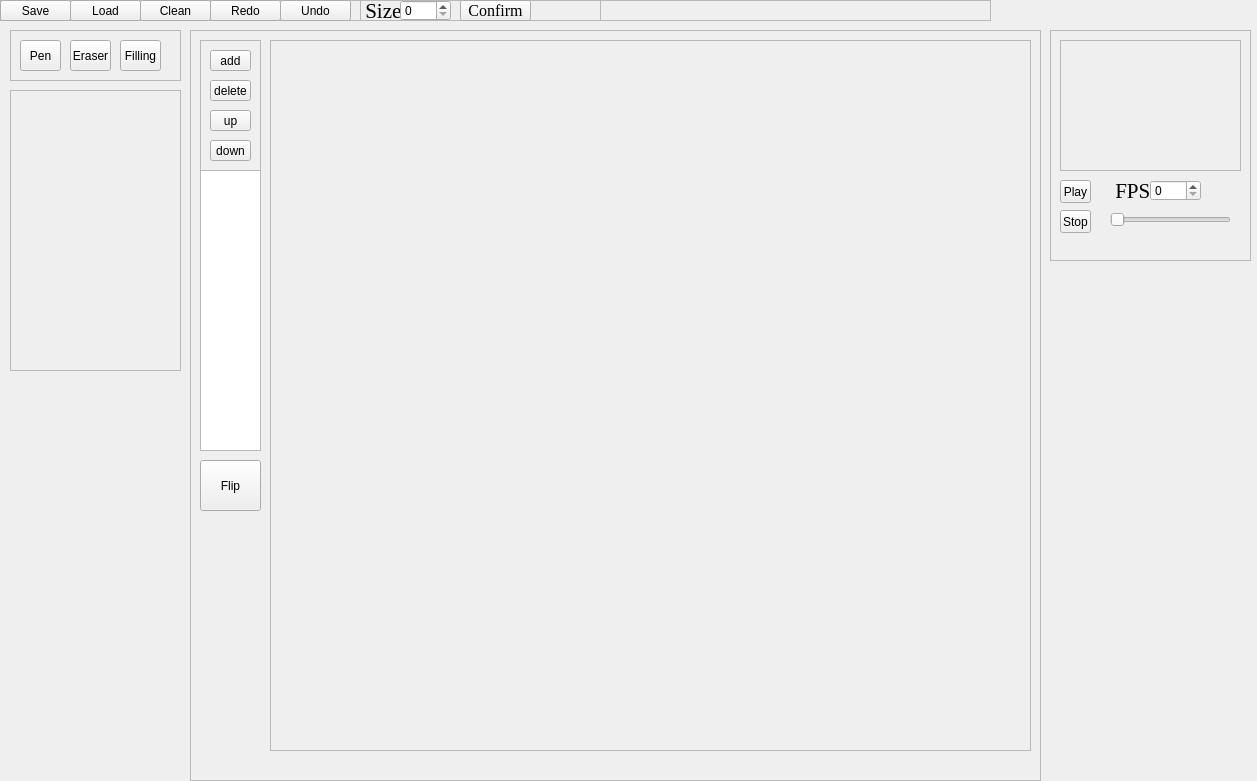
Above: SpriteEditorView.ui from Jason960028/SpriteEditor before the change. Below: the same form after it.
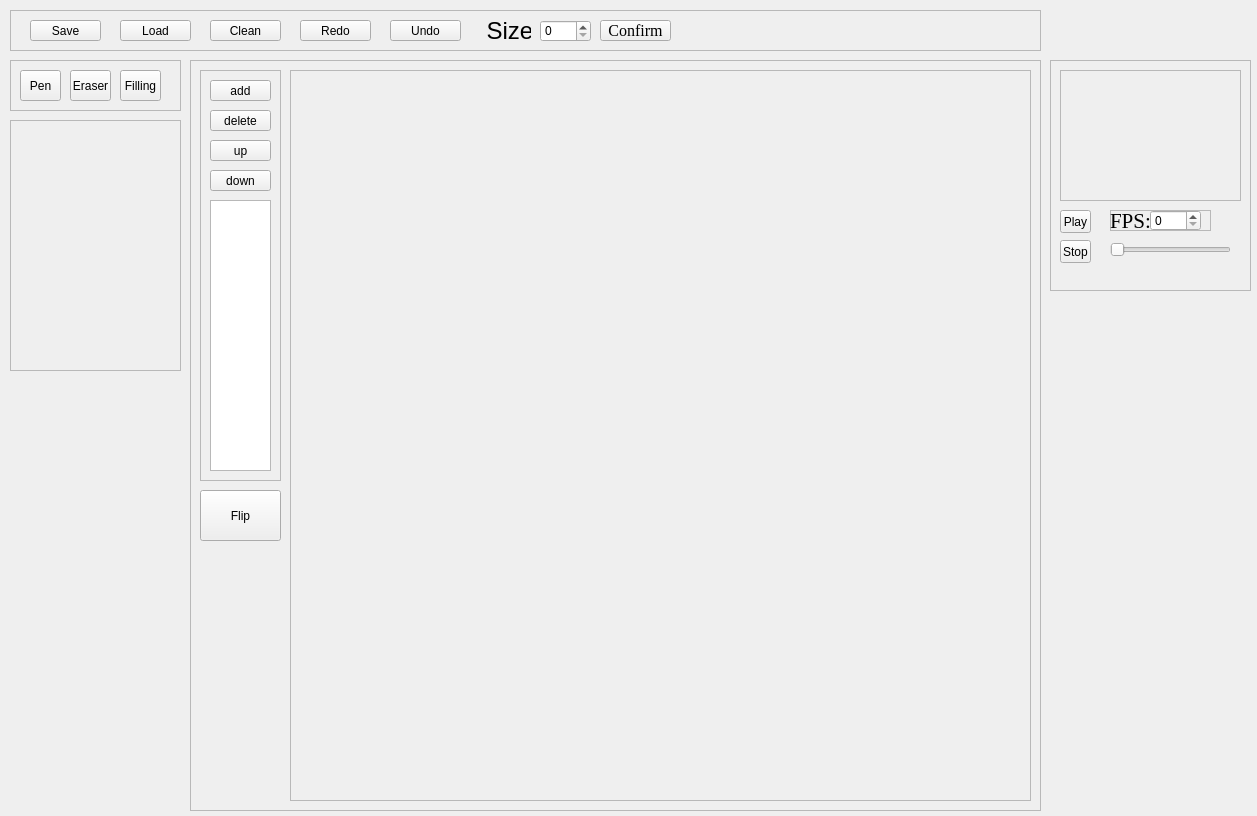
That is the form after the change.

Patch:
```diff
--- a/SpriteEditorView.ui
+++ b/SpriteEditorView.ui
@@ -7,7 +7,7 @@
     <x>0</x>
     <y>0</y>
     <width>1257</width>
-    <height>781</height>
+    <height>816</height>
    </rect>
   </property>
   <property name="windowTitle">
@@ -18,7 +18,7 @@
     <property name="geometry">
      <rect>
       <x>190</x>
-      <y>30</y>
+      <y>60</y>
       <width>851</width>
       <height>751</height>
      </rect>
@@ -34,7 +34,7 @@
       <rect>
        <x>10</x>
        <y>10</y>
-       <width>61</width>
+       <width>81</width>
        <height>411</height>
       </rect>
      </property>
@@ -49,7 +49,7 @@
        <rect>
         <x>10</x>
         <y>10</y>
-        <width>41</width>
+        <width>61</width>
         <height>21</height>
        </rect>
       </property>
@@ -62,7 +62,7 @@
        <rect>
         <x>10</x>
         <y>40</y>
-        <width>41</width>
+        <width>61</width>
         <height>21</height>
        </rect>
       </property>
@@ -70,25 +70,12 @@
        <string>delete</string>
       </property>
      </widget>
-     <widget class="Line" name="line_2">
-      <property name="geometry">
-       <rect>
-        <x>0</x>
-        <y>130</y>
-        <width>59</width>
-        <height>3</height>
-       </rect>
-      </property>
-      <property name="orientation">
-       <enum>Qt::Orientation::Horizontal</enum>
-      </property>
-     </widget>
      <widget class="QToolButton" name="moveUpFrameButton">
       <property name="geometry">
        <rect>
         <x>10</x>
         <y>70</y>
-        <width>41</width>
+        <width>61</width>
         <height>21</height>
        </rect>
       </property>
@@ -101,7 +88,7 @@
        <rect>
         <x>10</x>
         <y>100</y>
-        <width>41</width>
+        <width>61</width>
         <height>21</height>
        </rect>
       </property>
@@ -112,10 +99,10 @@
      <widget class="QListWidget" name="frameListWidget">
       <property name="geometry">
        <rect>
-        <x>0</x>
+        <x>10</x>
         <y>130</y>
         <width>61</width>
-        <height>281</height>
+        <height>271</height>
        </rect>
       </property>
      </widget>
@@ -123,10 +110,10 @@
     <widget class="QFrame" name="CanvasFrame">
      <property name="geometry">
       <rect>
-       <x>80</x>
+       <x>100</x>
        <y>10</y>
-       <width>761</width>
-       <height>711</height>
+       <width>741</width>
+       <height>731</height>
       </rect>
      </property>
      <property name="frameShape">
@@ -151,7 +138,7 @@
       <rect>
        <x>10</x>
        <y>430</y>
-       <width>61</width>
+       <width>81</width>
        <height>51</height>
       </rect>
      </property>
@@ -164,9 +151,9 @@
     <property name="geometry">
      <rect>
       <x>10</x>
-      <y>90</y>
+      <y>120</y>
       <width>171</width>
-      <height>281</height>
+      <height>251</height>
      </rect>
     </property>
     <property name="frameShape">
@@ -180,7 +167,7 @@
     <property name="geometry">
      <rect>
       <x>1050</x>
-      <y>30</y>
+      <y>60</y>
       <width>201</width>
       <height>231</height>
      </rect>
@@ -256,11 +243,38 @@
       <string>Stop</string>
      </property>
     </widget>
+    <widget class="QFrame" name="FPSFrame">
+     <property name="geometry">
+      <rect>
+       <x>60</x>
+       <y>150</y>
+       <width>101</width>
+       <height>21</height>
+      </rect>
+     </property>
+     <property name="frameShape">
+      <enum>QFrame::Shape::StyledPanel</enum>
+     </property>
+     <property name="frameShadow">
+      <enum>QFrame::Shadow::Raised</enum>
+     </property>
+     <widget class="QWidget" name="widget_3" native="true">
+      <property name="geometry">
+       <rect>
+        <x>0</x>
+        <y>0</y>
+        <width>91</width>
+        <height>21</height>
+       </rect>
+      </property>
+      <property name="layoutDirection">
+       <enum>Qt::LayoutDirection::LeftToRight</enum>
+      </property>
     <widget class="QLabel" name="FPSLabel">
      <property name="geometry">
       <rect>
-       <x>60</x>
-       <y>150</y>
+         <x>0</x>
+         <y>0</y>
        <width>51</width>
        <height>21</height>
       </rect>
@@ -272,25 +286,27 @@
       </font>
      </property>
      <property name="text">
-      <string> FPS :</string>
+        <string>FPS:</string>
      </property>
     </widget>
     <widget class="QSpinBox" name="FPSBox">
      <property name="geometry">
       <rect>
-       <x>100</x>
-       <y>150</y>
+         <x>40</x>
+         <y>0</y>
        <width>51</width>
        <height>21</height>
       </rect>
      </property>
+      </widget>
+     </widget>
     </widget>
    </widget>
    <widget class="QFrame" name="Tool">
     <property name="geometry">
      <rect>
       <x>10</x>
-      <y>30</y>
+      <y>60</y>
       <width>171</width>
       <height>51</height>
      </rect>
@@ -344,10 +360,10 @@
    <widget class="QFrame" name="frame">
     <property name="geometry">
      <rect>
-      <x>0</x>
-      <y>0</y>
-      <width>991</width>
-      <height>21</height>
+      <x>10</x>
+      <y>10</y>
+      <width>1031</width>
+      <height>41</height>
      </rect>
     </property>
     <property name="frameShape">
@@ -359,8 +375,8 @@
     <widget class="QPushButton" name="saveButton">
      <property name="geometry">
       <rect>
-       <x>0</x>
-       <y>0</y>
+       <x>20</x>
+       <y>10</y>
        <width>71</width>
        <height>21</height>
       </rect>
@@ -372,8 +388,8 @@
     <widget class="QPushButton" name="loadButton">
      <property name="geometry">
       <rect>
-       <x>70</x>
-       <y>0</y>
+       <x>110</x>
+       <y>10</y>
        <width>71</width>
        <height>21</height>
       </rect>
@@ -385,8 +401,8 @@
     <widget class="QPushButton" name="CleanButton">
      <property name="geometry">
       <rect>
-       <x>140</x>
-       <y>0</y>
+       <x>200</x>
+       <y>10</y>
        <width>71</width>
        <height>21</height>
       </rect>
@@ -398,8 +414,8 @@
     <widget class="QPushButton" name="redoButton">
      <property name="geometry">
       <rect>
-       <x>210</x>
-       <y>0</y>
+       <x>290</x>
+       <y>10</y>
        <width>71</width>
        <height>21</height>
       </rect>
@@ -411,56 +427,34 @@
     <widget class="QPushButton" name="undoButton">
      <property name="geometry">
       <rect>
-       <x>280</x>
-       <y>0</y>
+       <x>380</x>
+       <y>10</y>
        <width>71</width>
        <height>21</height>
       </rect>
      </property>
+     <property name="font">
+      <font>
+       <family>Arial</family>
+      </font>
+     </property>
      <property name="text">
       <string>Undo</string>
      </property>
     </widget>
-    <widget class="QFrame" name="SizeFrame">
-     <property name="geometry">
-      <rect>
-       <x>360</x>
-       <y>0</y>
-       <width>241</width>
-       <height>21</height>
-      </rect>
-     </property>
-     <property name="frameShape">
-      <enum>QFrame::Shape::StyledPanel</enum>
-     </property>
-     <property name="frameShadow">
-      <enum>QFrame::Shadow::Raised</enum>
-     </property>
-     <widget class="QWidget" name="widget" native="true">
-      <property name="geometry">
-       <rect>
-        <x>0</x>
-        <y>0</y>
-        <width>91</width>
-        <height>21</height>
-       </rect>
-      </property>
-      <property name="layoutDirection">
-       <enum>Qt::LayoutDirection::LeftToRight</enum>
-      </property>
       <widget class="QLabel" name="SizeLabel">
        <property name="geometry">
         <rect>
-         <x>0</x>
-         <y>0</y>
+       <x>470</x>
+       <y>10</y>
          <width>51</width>
          <height>21</height>
         </rect>
        </property>
        <property name="font">
         <font>
-         <family>Times New Roman</family>
-         <pointsize>16</pointsize>
+       <family>Arial</family>
+       <pointsize>18</pointsize>
         </font>
        </property>
        <property name="text">
@@ -470,19 +464,18 @@
       <widget class="QSpinBox" name="SizeBox">
        <property name="geometry">
         <rect>
-         <x>40</x>
-         <y>0</y>
+       <x>530</x>
+       <y>10</y>
          <width>51</width>
-         <height>21</height>
-        </rect>
-       </property>
-      </widget>
+       <height>22</height>
+      </rect>
+     </property>
      </widget>
      <widget class="QPushButton" name="ResizeButton">
       <property name="geometry">
        <rect>
-        <x>100</x>
-        <y>0</y>
+       <x>590</x>
+       <y>10</y>
         <width>71</width>
         <height>21</height>
        </rect>
@@ -496,7 +489,6 @@
       <property name="text">
        <string>Confirm</string>
       </property>
-     </widget>
     </widget>
    </widget>
   </widget>
```
Lines whose indentation alone changed are shown as unchanged.
